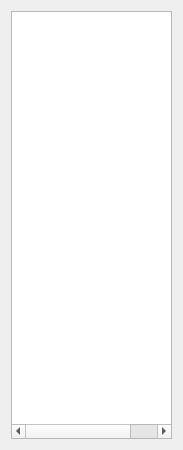
Qt form stdr_gui/ui/information.ui (stdr-simulator-ros-pkg/stdr_simulator) before a commit.
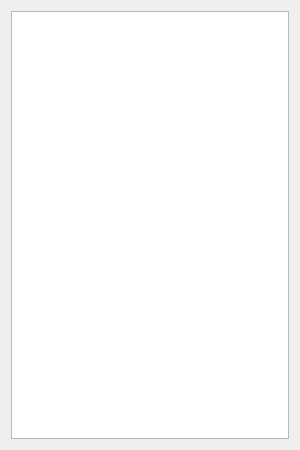
The same form after that commit.

Diff of the .ui file:
```diff
--- a/stdr_gui/ui/information.ui
+++ b/stdr_gui/ui/information.ui
@@ -6,10 +6,28 @@
    <rect>
     <x>0</x>
     <y>0</y>
-    <width>183</width>
+    <width>300</width>
     <height>450</height>
    </rect>
   </property>
+  <property name="sizePolicy">
+   <sizepolicy hsizetype="Expanding" vsizetype="Expanding">
+    <horstretch>0</horstretch>
+    <verstretch>1</verstretch>
+   </sizepolicy>
+  </property>
+  <property name="minimumSize">
+   <size>
+    <width>300</width>
+    <height>0</height>
+   </size>
+  </property>
+  <property name="maximumSize">
+   <size>
+    <width>300</width>
+    <height>16777215</height>
+   </size>
+  </property>
   <property name="windowTitle">
    <string>Form</string>
   </property>
```
Left out of the diff: 2 changed lines with no effect on the pictures.
